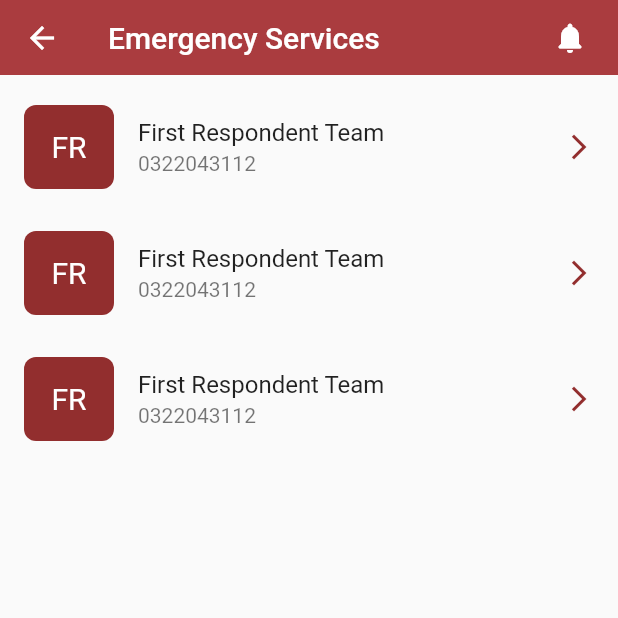
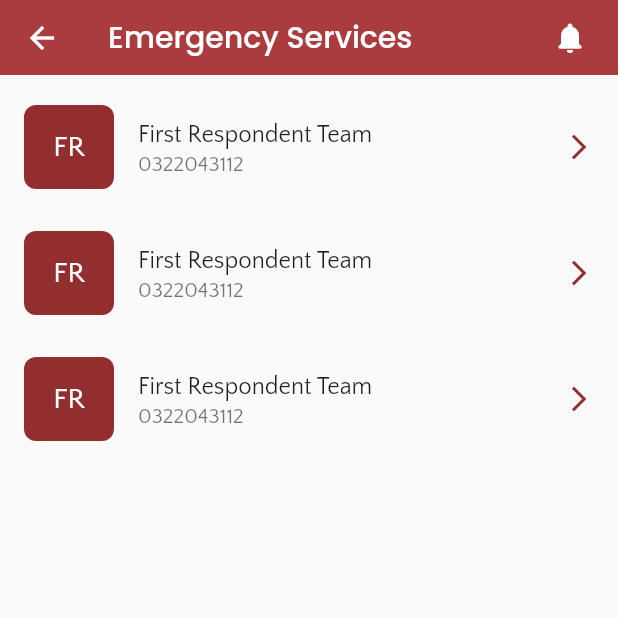
Before and after one commit to Dredayduncan/MySafeCampus, a Flutter app: the EmergencyServices screen opened directly, on a phone screen of 412 x 824 dp, the top half of it. Run offline on Flutter 3.47's test engine with Material 2 defaults, Android fonts, the phone set to English and light mode, and no system bars; our stand-ins replace dots_indicator, firebase_auth, firebase_core, flutter_spinkit, shared_preferences; accounts and stored records are empty.

```diff
--- a/lib/views/emergency_services.dart
+++ b/lib/views/emergency_services.dart
@@ -37,13 +37,22 @@ class _EmergencyServicesState extends State<EmergencyServices> {
                     child: Center(
                         child: Text(
                       contacts[index]["label"],
-                      style:
-                          const TextStyle(color: Colors.white, fontSize: 20.0),
+                      style: const TextStyle(
+                        color: Colors.white,
+                        fontFamily: 'Quattrocentro',
+                        fontSize: 20.0,
+                      ),
                     )),
                   ),
                 ),
-                title: Text(contacts[index]["title"]),
-                subtitle: Text(contacts[index]['subtitle']),
+                title: Text(
+                  contacts[index]["title"],
+                  style: TextStyle(fontFamily: 'Quattrocentro'),
+                ),
+                subtitle: Text(
+                  contacts[index]['subtitle'],
+                  style: TextStyle(fontFamily: 'Quattrocentro'),
+                ),
                 trailing: const Icon(
                   Icons.arrow_forward_ios,
                   size: 20.0,
--- a/lib/views/history.dart
+++ b/lib/views/history.dart
@@ -28,6 +28,7 @@ class _HistoryState extends State<History> {
                 children: const [
                   TabBar(
                     labelColor: Color(0xFF1E1E1E),
+                    labelStyle: TextStyle(fontFamily: 'Quattrocentro'),
                     indicator: BoxDecoration(
                       color: kDefaultBackground,
                       borderRadius: BorderRadius.all(
--- a/lib/views/issue_reporting.dart
+++ b/lib/views/issue_reporting.dart
@@ -37,6 +37,7 @@ class _ReportState extends State<Report> {
                 "Fill the reporting form",
                 textAlign: TextAlign.center,
                 style: TextStyle(
+                  fontFamily: 'Poppins',
                   fontSize: kDefaultHeading,
                   fontWeight: FontWeight.bold,
                 ),
@@ -45,6 +46,9 @@ class _ReportState extends State<Report> {
               const Text(
                 "Lorem ipsum dolor sit amet, consectetur adipiscing elit. Sit amet posuere feugiat lorem. Magna urna ut blandit adipiscing. Enim turpis vitae vel netus tincidunt massa pellentesque. Senectus sagittis pellentesque velit non egestas nulla eget consectetur. Quis amet est hendrerit ac commodo.",
                 textAlign: TextAlign.center,
+                style: TextStyle(
+                  fontFamily: 'Quattrocentro',
+                ),
               ),
               const SizedBox(height: 20),
               CustomButton(
--- a/lib/views/login.dart
+++ b/lib/views/login.dart
@@ -1,7 +1,5 @@
 import 'package:flutter/material.dart';
-import 'package:my_safe_campus/constants.dart';
 import 'package:my_safe_campus/services/auth.dart';
-import 'package:my_safe_campus/views/homeScreen.dart';
 import 'package:my_safe_campus/views/loading_screen.dart';
 import 'package:my_safe_campus/widgets/custom_button.dart';
 import 'package:my_safe_campus/widgets/custom_textfield.dart';
--- a/lib/widgets/custom_appbar.dart
+++ b/lib/widgets/custom_appbar.dart
@@ -24,7 +24,10 @@ class _CustomAppBarState extends State<CustomAppBar> {
     return AppBar(
       backgroundColor: kAccentColor,
       elevation: 0,
-      title: Text(widget.title != null ? widget.title! : ''),
+      title: Text(
+        widget.title != null ? widget.title! : '',
+        style: const TextStyle(fontFamily: 'Poppins'),
+      ),
       centerTitle: false,
       actions: const [
         Padding(
--- a/lib/widgets/custom_button.dart
+++ b/lib/widgets/custom_button.dart
@@ -29,6 +29,7 @@ class CustomButton extends StatelessWidget {
             Text(
               btnName,
               style: TextStyle(
+                fontFamily: 'Quattrocentro',
                 fontSize: 18,
                 color: backgroundColor == kDefaultBackground
                     ? kWhiteTextColor
```
Also changed, not shown: lib/views/homeScreen.dart (+5 -2 lines), lib/widgets/blog_item.dart (+7 -1 lines), pubspec.yaml (+12 -11 lines), assets/fonts/Poppins-Bold.ttf (added), assets/fonts/Poppins-Light.ttf (added), assets/fonts/Poppins-Medium.ttf (added), assets/fonts/Poppins-Regular.ttf (added), assets/fonts/Poppins-SemiBold.ttf (added), assets/fonts/QuattrocentoSans-Bold.ttf (added), assets/fonts/QuattrocentoSans-Regular.ttf (added).
